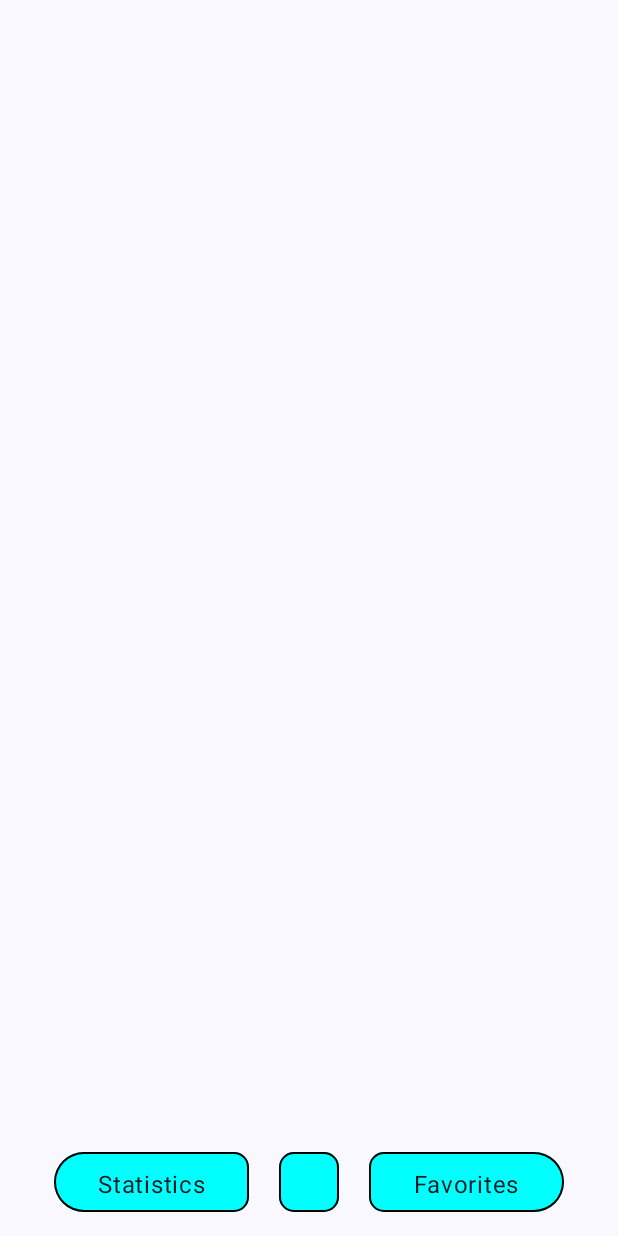
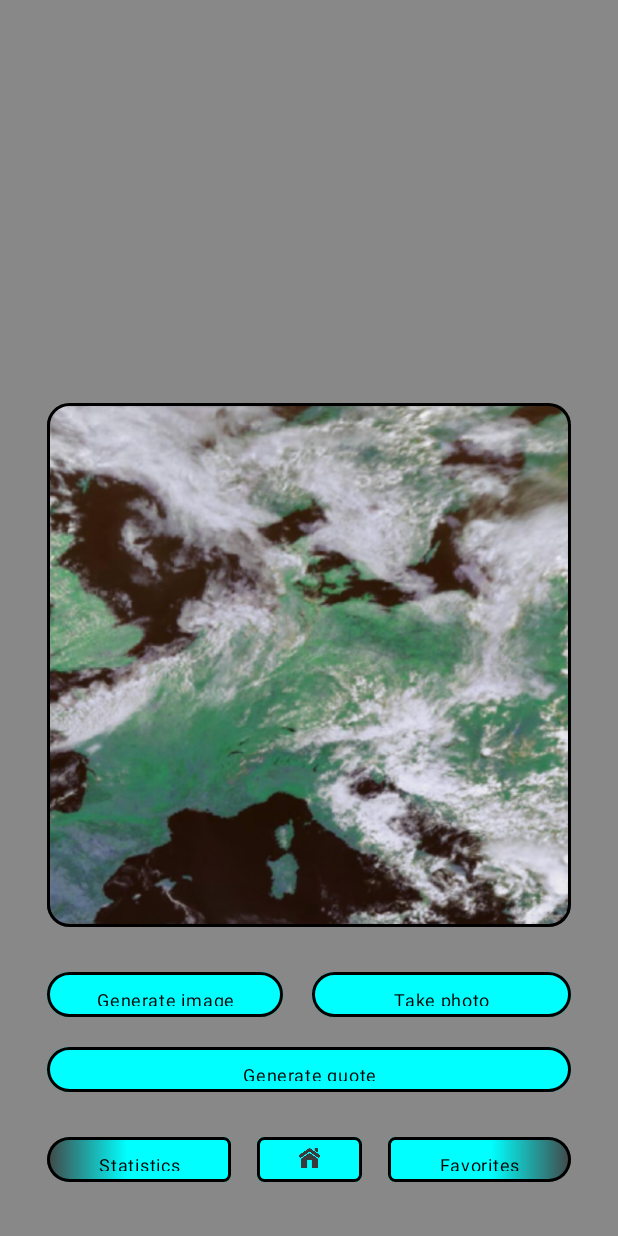
Before and after one commit to simonslovak/Quotivated-JetpackCompose, an Android app built with Jetpack Compose: the screen it shows after launch (MainActivity), on a phone screen of 412 x 824 dp. Run offline under Robolectric (Android 15) with nearby library versions, the phone set to English and light mode, and no system bars.

Commit message:
main activity styles and refactoring

```diff
--- a/app/src/main/java/com/utb/quotivated/MainActivity.kt
+++ b/app/src/main/java/com/utb/quotivated/MainActivity.kt
@@ -1,12 +1,9 @@
 package com.utb.quotivated
 
-import android.graphics.ColorSpace.Rgb
 import android.os.Bundle
-import android.text.Layout
 import androidx.activity.ComponentActivity
 import androidx.activity.compose.setContent
-import androidx.compose.foundation.BorderStroke
-import androidx.compose.foundation.Canvas
+import androidx.compose.foundation.Image
 import androidx.compose.foundation.background
 import androidx.compose.foundation.border
 import androidx.compose.foundation.layout.Arrangement
@@ -14,29 +11,33 @@ import androidx.compose.foundation.layout.Box
 import androidx.compose.foundation.layout.Column
 import androidx.compose.foundation.layout.Row
 import androidx.compose.foundation.layout.Spacer
+import androidx.compose.foundation.layout.aspectRatio
+import androidx.compose.foundation.layout.fillMaxHeight
 import androidx.compose.foundation.layout.fillMaxSize
 import androidx.compose.foundation.layout.fillMaxWidth
 import androidx.compose.foundation.layout.height
 import androidx.compose.foundation.layout.padding
 import androidx.compose.foundation.layout.size
-import androidx.compose.foundation.layout.width
-import androidx.compose.foundation.shape.CircleShape
 import androidx.compose.foundation.shape.RoundedCornerShape
-import androidx.compose.material3.Button
-import androidx.compose.material3.MaterialTheme
 import androidx.compose.material3.Surface
 import androidx.compose.material3.Text
 import androidx.compose.runtime.Composable
 import androidx.compose.ui.Alignment
 import androidx.compose.ui.Modifier
 import androidx.compose.ui.draw.clip
+import androidx.compose.ui.draw.drawWithContent
+import androidx.compose.ui.draw.scale
+import androidx.compose.ui.graphics.Brush
 import androidx.compose.ui.graphics.Color
-import androidx.compose.ui.graphics.Path
-import androidx.compose.ui.graphics.RectangleShape
+import androidx.compose.ui.graphics.TileMode
+import androidx.compose.ui.graphics.TransformOrigin
+import androidx.compose.ui.graphics.drawscope.rotate
 import androidx.compose.ui.graphics.graphicsLayer
+import androidx.compose.ui.res.painterResource
 import androidx.compose.ui.text.style.TextAlign
 import androidx.compose.ui.tooling.preview.Preview
 import androidx.compose.ui.unit.dp
+import androidx.compose.ui.unit.sp
 import androidx.navigation.NavHostController
 import androidx.navigation.compose.NavHost
 import androidx.navigation.compose.composable
@@ -50,7 +51,6 @@ class MainActivity : ComponentActivity() {
             QuotivatedTheme {
                 val navController = rememberNavController()
 
-                // Set up NavHost with different composable destinations
                 NavHost(navController = navController, startDestination = "main") {
                     composable("main") { MainScreen(navController) }
                     composable("second") { SecondScreen(navController) }
@@ -60,59 +60,93 @@ class MainActivity : ComponentActivity() {
         }
     }
 }
-
 @Composable
-fun LeftRoundedTriangleButton() {
+fun RoundedBox(boxModifier: Modifier) {
     Box(
         modifier = Modifier
-            .size(130.dp, 40.dp)
-            .border(1.dp, Color.Black, shape = RoundedCornerShape(20.dp, 10.dp, 10.dp, 20.dp))
-            .clip(RoundedCornerShape(20.dp, 10.dp, 10.dp, 20.dp))
+            .size(30.dp, 30.dp)
+            .then(boxModifier)
+            .border(1.5.dp, Color.Black, shape = RoundedCornerShape(5.dp))
+            .clip(RoundedCornerShape(5.dp))
             .background(
                 color = Color.Cyan,
+            ),
+        contentAlignment = Alignment.Center
+    )
+    {
+        Image(
+            painter = painterResource(id = R.drawable.home),
+            contentDescription = "Home",
+            modifier = Modifier
+                .fillMaxSize(0.6f)
+        )
+    }
+}
+@Composable
+fun CustomNavButton(
+    text: String,
+    shape: RoundedCornerShape,
+    rotation: Float,
+    textRotation: Float,
+    buttonModifier: Modifier
+) {
+    Box(
+        modifier = Modifier
+            .height(30.dp)
+            .fillMaxWidth()
+            .then(buttonModifier)
+            .border(
+                1.5.dp,
+                Color.Black,
+                shape = shape
+            )
+            .clip(shape)
+            .drawWithContent {
+                drawContent()
+            }
+            .graphicsLayer(
+                rotationY = rotation
+            )
+            .background(
+                brush = Brush.horizontalGradient(
+                    colors = listOf(Color.DarkGray, Color.Cyan),
+                    startX = 0f,
+                    endX = 80f
+                )
             )
     ) {
         Text(
-            text = "Statistics",
+            text = text,
             modifier = Modifier
                 .fillMaxSize()
-                .padding(10.dp),
-            textAlign = TextAlign.Center
+                .padding(7.dp)
+                .graphicsLayer(
+                    rotationY = textRotation
+                ),
+            textAlign = TextAlign.Center,
+            fontSize = 12.sp
         )
     }
 }
 
+
 @Composable
-fun RoundedBox() {
+fun CustomBaseButton(text: String, maxWidth: Float) {
     Box(
         modifier = Modifier
-            .size(40.dp, 40.dp)
-            .border(1.dp, Color.Black, shape = RoundedCornerShape(10.dp))
-            .clip(RoundedCornerShape(10.dp))
-            .background(
-                color = Color.Cyan,
-            )
-    )
-}
-
-@Composable
-fun RightRoundedTriangleButton() {
-    Box(
-        modifier = Modifier
-            .size(130.dp, 40.dp)
-            .border(1.dp, Color.Black, shape = RoundedCornerShape(10.dp, 20.dp, 20.dp, 10.dp))
-            .clip(RoundedCornerShape(10.dp, 20.dp, 20.dp, 10.dp))
-            .background(
-                color = Color.Cyan,
-            ),
-        contentAlignment = Alignment.Center
+            .fillMaxWidth(maxWidth)
+            .height(30.dp)
+            .border(1.5.dp, Color.Black, shape = RoundedCornerShape(20.dp, 20.dp, 20.dp, 20.dp))
+            .clip(RoundedCornerShape(15.dp))
+            .background(color = Color.Cyan)
     ) {
         Text(
-            text = "Favorites",
+            text = text,
             modifier = Modifier
                 .fillMaxSize()
-                .padding(10.dp),
-            textAlign = TextAlign.Center
+                .padding(7.dp),
+            textAlign = TextAlign.Center,
+            fontSize = 12.sp
         )
     }
 }
@@ -120,51 +154,88 @@ fun RightRoundedTriangleButton() {
 @Composable
 fun MainScreen(navController: NavHostController) {
     Surface(
-        modifier = Modifier.fillMaxSize(),
-        color = MaterialTheme.colorScheme.background
+        modifier = Modifier
+            .fillMaxSize(),
+        color = Color.Gray
     ) {
-        Column(
+        Box(
             modifier = Modifier
                 .fillMaxSize()
                 .padding(16.dp),
-            horizontalAlignment = Alignment.CenterHorizontally,
-            verticalArrangement = Arrangement.Center
+            contentAlignment = Alignment.BottomCenter
         ) {
-            // Rest of the content
-
-            Spacer(modifier = Modifier.weight(1f)) // Flexible spacer
-
-            // Box composable to overlay Row with Square
-            Box(
-                modifier = Modifier.fillMaxWidth(),
-                contentAlignment = Alignment.Center
-            ) {
-                // Row layout for buttons
-                Row(
-                    modifier = Modifier.fillMaxWidth(),
+            Column {
+                Row (
+                    modifier = Modifier
+                        .fillMaxWidth()
+                        .padding(15.dp, 20.dp, 15.dp, 10.dp),
                     horizontalArrangement = Arrangement.SpaceEvenly,
                     verticalAlignment = Alignment.CenterVertically
                 ) {
-                    LeftRoundedTriangleButton()
-                    // Button to navigate to SecondScreen
-//                    Button(
-//                        onClick = { navController.navigate("second") },
-//                        modifier = Modifier.width(125.dp)
-//                    ) {
-//                        Text("Stats")
-//                    }
+                    Image(
+                        painter = painterResource(id = R.drawable.earth),
+                        contentDescription = "Earth",
+                        modifier = Modifier
+                            .fillMaxWidth()
+                            .aspectRatio(1f)
+                            .border(1.5.dp, Color.Black, shape = RoundedCornerShape(15.dp))
+                            .clip(RoundedCornerShape(15.dp))
+                    )
+                }
+                Row(
+                    modifier = Modifier
+                        .fillMaxWidth()
+                        .padding(15.dp, 20.dp, 15.dp, 0.dp),
+                    horizontalArrangement = Arrangement.SpaceBetween,
+                    verticalAlignment = Alignment.CenterVertically
+                ) {
+                    CustomBaseButton("Generate image", 0.45f)
+                    CustomBaseButton("Take photo", 0.90f)
+                }
+                Row(
+                    modifier = Modifier
+                        .fillMaxWidth()
+                        .padding(15.dp, 20.dp, 15.dp, 0.dp),
+                    horizontalArrangement = Arrangement.SpaceEvenly,
+                    verticalAlignment = Alignment.CenterVertically
+                ) {
+                    CustomBaseButton("Generate quote", 1f)
+                }
+                Row(
+                    modifier = Modifier
+                        .fillMaxWidth()
+                        .padding(15.dp, 30.dp, 15.dp, 20.dp),
+                    horizontalArrangement = Arrangement.SpaceBetween,
+                    verticalAlignment = Alignment.CenterVertically
+                ) {
+                    CustomNavButton(
+                        text = "Statistics",
+                        shape = RoundedCornerShape(15.dp, 5.dp, 5.dp, 15.dp),
+                        rotation = 0f,
+                        textRotation = 0f,
+                        buttonModifier = Modifier
+                            .weight(0.35f)
+                    )
 
-                    // Square shape (background with primary color)
-                    RoundedBox()
+                    Spacer(modifier = Modifier
+                            .weight(0.05f))
 
-                    RightRoundedTriangleButton()
-                    // Button to navigate to ThirdScreen
-//                    Button(
-//                        onClick = { navController.navigate("third") },
-//                        modifier = Modifier.width(125.dp)
-//                    ) {
-//                        Text("Favorites")
-//                    }
+                    RoundedBox(
+                        boxModifier = Modifier
+                            .weight(0.2f)
+                    )
+
+                    Spacer(modifier = Modifier
+                        .weight(0.05f))
+
+                    CustomNavButton(
+                        text = "Favorites",
+                        shape = RoundedCornerShape(5.dp, 15.dp, 15.dp, 5.dp),
+                        rotation = 180f,
+                        textRotation = 180f,
+                        buttonModifier = Modifier
+                            .weight(0.35f)
+                    )
                 }
             }
         }
@@ -173,11 +244,10 @@ fun MainScreen(navController: NavHostController) {
 
 @Preview(showBackground = true)
 @Composable
-fun GreetingPreview() {
+fun MainPreview() {
     QuotivatedTheme {
         val navController = rememberNavController()
 
-        // Call the MainScreen composable
         MainScreen(navController)
     }
 }
```
Also changed, not shown: app/src/main/res/drawable/camera.png (added), app/src/main/res/drawable/earth.png (added), app/src/main/res/drawable/home.png (added), app/src/main/res/drawable/random.png (added), app/src/main/res/drawable/reload.png (added).
